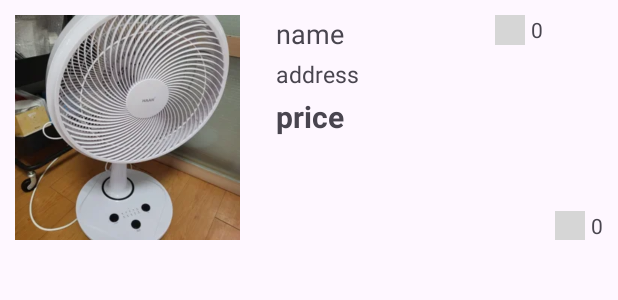
After one commit to Ohleesang/AppleMarketApp, an Android app: the layout item_recycler_view.xml on its own in the app's theme, with its tools: preview values and no code run, on a phone screen of 412 x 824 dp. The commit adds this screen. Shown: the top 300 px of the screen. Run offline under Robolectric (Android 15) with nearby library versions, the phone set to English and light mode, and no system bars; grey boxes are pictures that could not be loaded.

Commit message:
Design : RecyclerView의 목록을 보여주는 xml 작성 및 UI 수정

```diff
--- a/app/src/main/res/layout/activity_main.xml
+++ b/app/src/main/res/layout/activity_main.xml
@@ -36,7 +36,7 @@
             app:layout_constraintBottom_toBottomOf="@+id/tv_toolbar"
             app:layout_constraintEnd_toEndOf="parent"
             app:layout_constraintTop_toTopOf="@+id/tv_toolbar"
-            app:srcCompat="@drawable/bell"
+            app:srcCompat="@drawable/img_notice"
             android:importantForAccessibility="no" />
 
         <ImageView
@@ -47,7 +47,7 @@
             app:layout_constraintBottom_toBottomOf="@+id/tv_toolbar"
             app:layout_constraintStart_toEndOf="@+id/tv_toolbar"
             app:layout_constraintTop_toTopOf="@+id/tv_toolbar"
-            app:srcCompat="@drawable/angle_small_down"
+            app:srcCompat="@drawable/img_down_arrow"
             android:importantForAccessibility="no" />
     </androidx.constraintlayout.widget.ConstraintLayout>
 
--- /dev/null
+++ b/app/src/main/res/layout/item_recycler_view.xml
@@ -0,0 +1,87 @@
+<?xml version="1.0" encoding="utf-8"?>
+<androidx.constraintlayout.widget.ConstraintLayout xmlns:android="http://schemas.android.com/apk/res/android"
+    xmlns:app="http://schemas.android.com/apk/res-auto"
+    xmlns:tools="http://schemas.android.com/tools"
+    android:layout_width="match_parent"
+    android:layout_height="wrap_content"
+    android:clipToOutline="false"
+    android:padding="10dp">
+
+    <ImageView
+        android:id="@+id/iconItem"
+        android:layout_width="150dp"
+        android:layout_height="150dp"
+        android:scaleType="fitXY"
+        app:layout_constraintBottom_toBottomOf="parent"
+        app:layout_constraintStart_toStartOf="parent"
+        app:layout_constraintTop_toTopOf="parent"
+        tools:srcCompat="@drawable/sample1" />
+
+    <TextView
+        android:id="@+id/name_tv"
+        android:layout_width="wrap_content"
+        android:layout_height="wrap_content"
+        android:layout_marginStart="24dp"
+        android:text="name"
+        android:textSize="18dp"
+        app:layout_constraintStart_toEndOf="@+id/iconItem"
+        app:layout_constraintTop_toTopOf="@+id/iconItem" />
+
+    <TextView
+        android:id="@+id/address_tv"
+        android:layout_width="wrap_content"
+        android:layout_height="wrap_content"
+        android:layout_marginTop="4dp"
+        android:text="address"
+        android:textSize="15dp"
+        app:layout_constraintStart_toStartOf="@+id/name_tv"
+        app:layout_constraintTop_toBottomOf="@+id/name_tv" />
+
+    <TextView
+        android:id="@+id/price_tv"
+        android:layout_width="wrap_content"
+        android:layout_height="wrap_content"
+        android:layout_marginTop="4dp"
+        android:text="price"
+        android:textSize="20dp"
+        android:textStyle="bold"
+        app:layout_constraintStart_toStartOf="@+id/address_tv"
+        app:layout_constraintTop_toBottomOf="@+id/address_tv" />
+
+    <ImageView
+        android:id="@+id/heart_iv"
+        android:layout_width="20dp"
+        android:layout_height="20dp"
+        android:layout_marginEnd="4dp"
+        app:layout_constraintBottom_toBottomOf="@+id/like_tv"
+        app:layout_constraintEnd_toStartOf="@+id/like_tv"
+        app:layout_constraintTop_toTopOf="@+id/like_tv"
+        app:srcCompat="@drawable/img_all_no_like" />
+
+    <ImageView
+        android:id="@+id/chat_iv"
+        android:layout_width="20dp"
+        android:layout_height="20dp"
+        android:layout_marginEnd="4dp"
+        app:layout_constraintBottom_toBottomOf="@+id/chat_tv"
+        app:layout_constraintEnd_toStartOf="@+id/chat_tv"
+        app:layout_constraintTop_toTopOf="@+id/chat_tv"
+        app:srcCompat="@drawable/img_chat" />
+
+    <TextView
+        android:id="@+id/like_tv"
+        android:layout_width="wrap_content"
+        android:layout_height="wrap_content"
+        android:text="0"
+        app:layout_constraintBottom_toBottomOf="parent"
+        app:layout_constraintEnd_toEndOf="parent" />
+
+    <TextView
+        android:id="@+id/chat_tv"
+        android:layout_width="wrap_content"
+        android:layout_height="wrap_content"
+        android:layout_marginEnd="8dp"
+        android:text="0"
+        app:layout_constraintEnd_toStartOf="@+id/heart_iv"
+        tools:layout_editor_absoluteY="146dp" />
+</androidx.constraintlayout.widget.ConstraintLayout>
```
Also changed, not shown: app/src/main/res/layout/activity_detail.xml (+42 -28 lines), app/src/main/res/drawable/bell.png (deleted), app/src/main/res/drawable/face_imo.png (deleted), app/src/main/res/drawable/heart.png (deleted), app/src/main/res/drawable/img_all_like.png (added), app/src/main/res/drawable/img_back_btn.png (added), app/src/main/res/drawable/img_down_arrow.png (renamed from app/src/main/res/drawable/angle_small_down.png), app/src/main/res/drawable/img_notice_bell.png (added), app/src/main/res/drawable/user.png (deleted).
